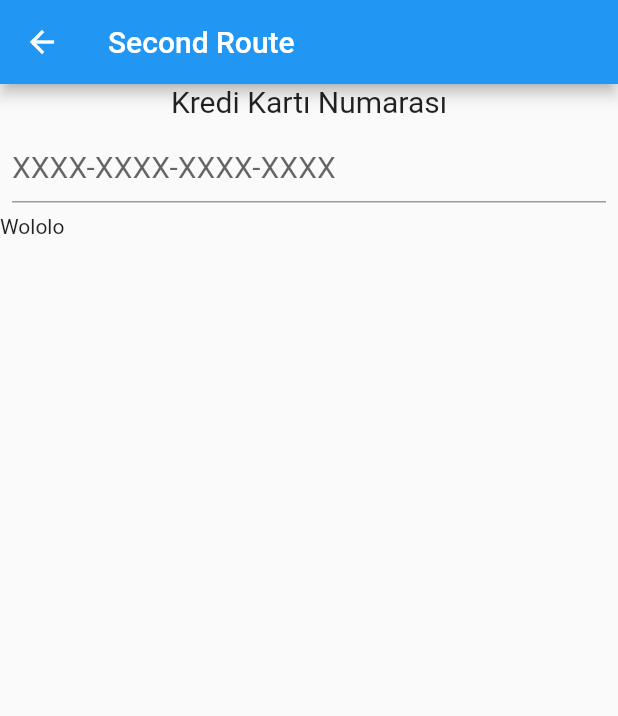
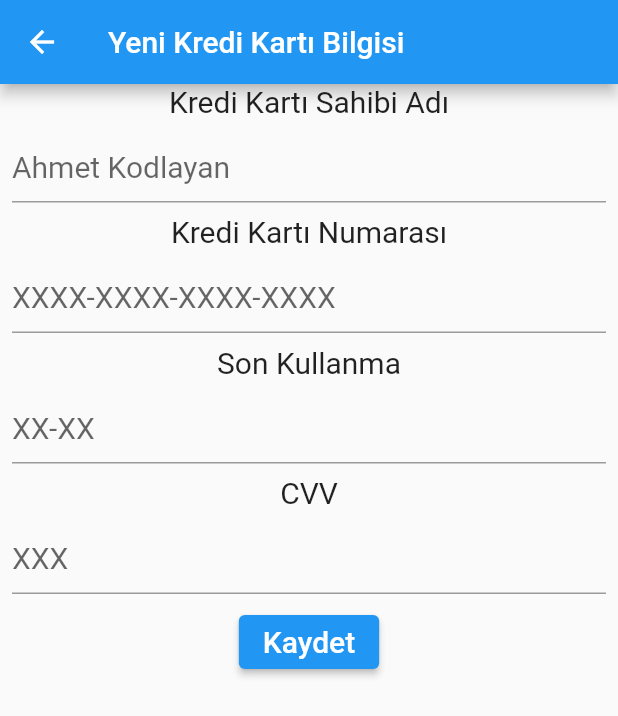
Before and after one commit to sepkov/turk-telekom-chaindity-mobile-app, a Flutter app: the AddPage widget shown alone on an empty page, opened directly, after a tap on an icon or button, on a phone screen of 412 x 824 dp. Shown: the top 716 px of the screen. Run offline on Flutter 3.47's test engine with Material 2 defaults, Android fonts, the light colour scheme and no system bars.

Commit message:
Kredi kartı ekleme kısmı eklendi

```diff
--- a/lib/main.dart
+++ b/lib/main.dart
@@ -210,38 +210,112 @@ class TTInfoRoute extends StatelessWidget {
   }
 }
 
-class AddCreditCardRoute extends StatelessWidget {
-  const AddCreditCardRoute({Key? key}) : super(key: key);
+class _AddCreditCardRoute extends StatefulWidget {
+  const _AddCreditCardRoute({Key? key}) : super(key: key);
+
+  @override
+  State<_AddCreditCardRoute> createState() => AddCreditCardRoute();
+}
+
+class AddCreditCardRoute extends State<_AddCreditCardRoute> {
+  String creditCardNumber = "";
+  String creditCardExpiry = "";
+  String creditCardCVV = "";
+  String creditCardOwner = "";
 
   @override
   Widget build(BuildContext context) {
     return Scaffold(
         appBar: AppBar(
-          title: const Text("Second Route"),
+          title: const Text("Yeni Kredi Kartı Bilgisi"),
         ),
         body: Column(
           children: [
+            const Center(
+              child: Text(
+                "Kredi Kartı Sahibi Adı",
+                style: TextStyle(fontSize: 20),
+              ),
+            ),
+            Center(
+              child: Padding(
+                padding: const EdgeInsets.all(8.0),
+                child: TextField(
+                  onChanged: (text) {
+                    creditCardOwner = text;
+                  },
+                  decoration: const InputDecoration(
+                      hintText: "Ahmet Kodlayan",
+                      hintStyle: TextStyle(fontSize: 20)),
+                ),
+              ),
+            ),
             const Center(
               child: Text(
                 "Kredi Kartı Numarası",
                 style: TextStyle(fontSize: 20),
               ),
             ),
-            const Center(
+            Center(
               child: Padding(
-                padding: EdgeInsets.all(8.0),
+                padding: const EdgeInsets.all(8.0),
                 child: TextField(
-                  decoration: InputDecoration(
+                  onChanged: (val) {
+                    creditCardNumber = val;
+                  },
+                  decoration: const InputDecoration(
                       hintText: "XXXX-XXXX-XXXX-XXXX",
                       hintStyle: TextStyle(fontSize: 20)),
                 ),
               ),
             ),
+            const Center(
+              child: Text(
+                "Son Kullanma",
+                style: TextStyle(fontSize: 20),
+              ),
+            ),
             Center(
-              child: Row(
-                children: const [Text("Wololo")],
+              child: Padding(
+                padding: const EdgeInsets.all(8.0),
+                child: TextField(
+                  onChanged: (val) {
+                    creditCardExpiry = val;
+                  },
+                  decoration: const InputDecoration(
+                      hintText: "XX-XX", hintStyle: TextStyle(fontSize: 20)),
+                ),
               ),
-            )
+            ),
+            const Center(
+              child: Text(
+                "CVV",
+                style: TextStyle(fontSize: 20),
+              ),
+            ),
+            Center(
+              child: Padding(
+                padding: const EdgeInsets.all(8.0),
+                child: TextField(
+                  onChanged: (val) {
+                    creditCardCVV = val;
+                  },
+                  decoration: const InputDecoration(
+                      hintText: "XXX", hintStyle: TextStyle(fontSize: 20)),
+                ),
+              ),
+            ),
+            ElevatedButton(
+                onPressed: () {
+                  print(creditCardNumber);
+                  print(creditCardOwner);
+                  print(creditCardExpiry);
+                  print(creditCardCVV);
+                },
+                child: const Text(
+                  "Kaydet",
+                  style: TextStyle(fontSize: 20),
+                ))
           ],
         ));
   }
@@ -341,7 +415,7 @@ class AddPage extends StatelessWidget {
                     Navigator.push(
                       context,
                       MaterialPageRoute(
-                          builder: (context) => const AddCreditCardRoute()),
+                          builder: (context) => _AddCreditCardRoute()),
                     ),
                   },
                 ),
```
